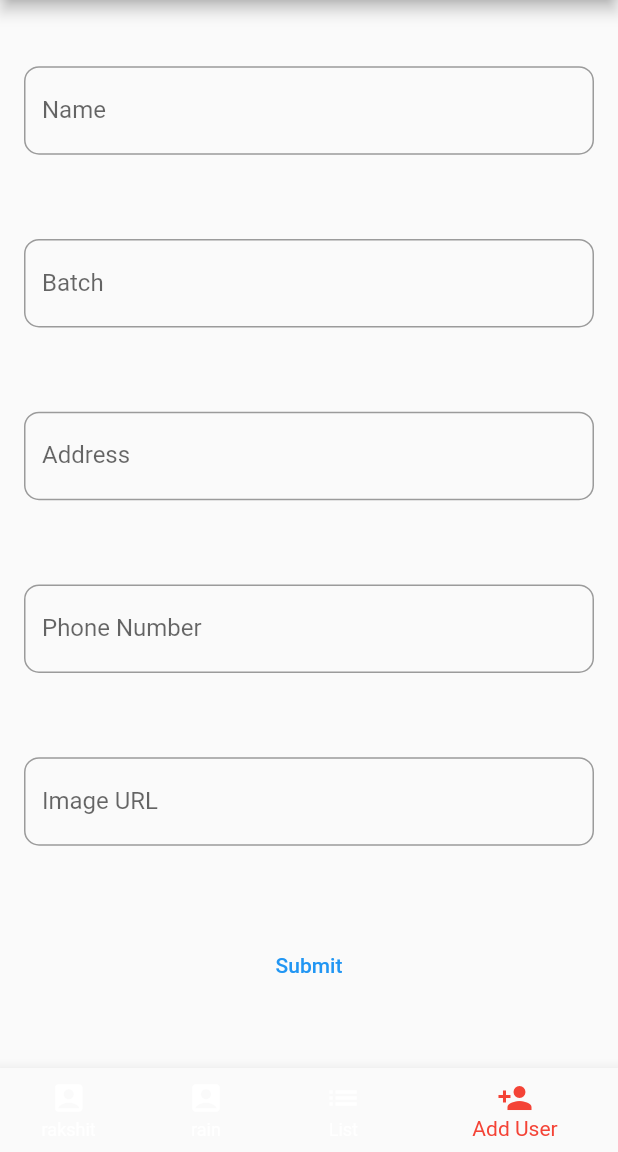
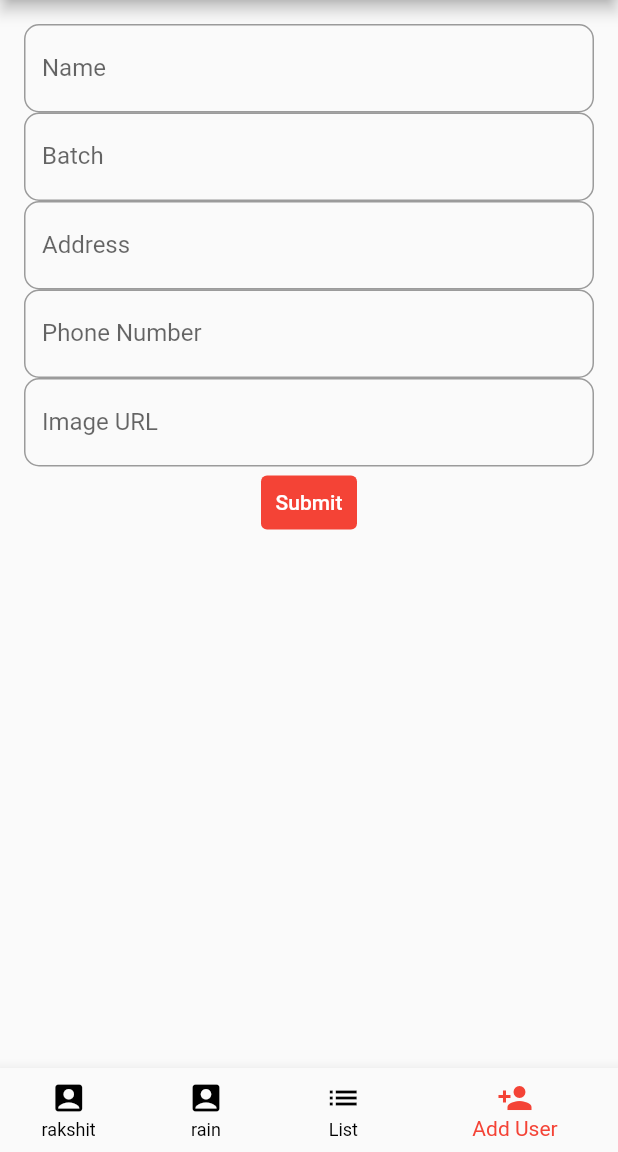
Before and after one commit to ra-jain/idcardflutter, a Flutter app: the screen it shows after launch, swiped to page 4, on a phone screen of 412 x 824 dp, the part 84-1236 px from its top. Run offline on Flutter 3.47's test engine with Material 2 defaults, Android fonts, the phone set to English and light mode, and no system bars; network calls fail.

Commit message:
added a theme file

```diff
--- a/lib/Widgets/ProfileCreate.dart
+++ b/lib/Widgets/ProfileCreate.dart
@@ -20,7 +20,7 @@ class _ProfileCreateState extends State<ProfileCreate> {
       child: Form(
         key: _formkey,
         child: Column(
-          mainAxisAlignment: MainAxisAlignment.spaceAround,
+          mainAxisAlignment: MainAxisAlignment.start,
           children: <Widget>[
             CustomInput(
               text: 'Name',
--- a/lib/main.dart
+++ b/lib/main.dart
@@ -33,27 +33,31 @@ class _MainState extends State<Main> {
   Widget build(BuildContext context) {
     return MaterialApp(
       title: 'Idcard',
-      debugShowCheckedModeBanner: false,
+      // debugShowCheckedModeBanner: false,
       theme: ThemeData(
         brightness: Brightness.light,
-        // primarySwatch: MaterialColor,
         primaryColor: Colors.red,
         accentColor: Colors.red,
-        focusColor: Colors.red,
-        buttonColor: Colors.red,
-        appBarTheme: AppBarTheme(color: Colors.red),
-        buttonTheme: ButtonThemeData(buttonColor: Colors.red),
+        textButtonTheme: TextButtonThemeData(
+            style: ButtonStyle(
+          backgroundColor: MaterialStateProperty.all<Color>(Colors.red),
+          foregroundColor: MaterialStateProperty.all<Color>(Colors.white),
+        )),
+        bottomNavigationBarTheme: BottomNavigationBarThemeData(
+            selectedItemColor: Colors.red, unselectedItemColor: Colors.black),
       ),
       darkTheme: ThemeData(
-          brightness: Brightness.dark,
-          primaryColor: Colors.red,
-          accentColor: Colors.red,
-          focusColor: Colors.red,
-          buttonColor: Colors.red,
-          appBarTheme: AppBarTheme(color: Colors.red),
-          buttonTheme: ButtonThemeData(buttonColor: Colors.red)
-          // appBarTheme: AppBarTheme(color: Colors.red)
-          ),
+        brightness: Brightness.dark,
+        primaryColor: Colors.red,
+        accentColor: Colors.red,
+        textButtonTheme: TextButtonThemeData(
+            style: ButtonStyle(
+          backgroundColor: MaterialStateProperty.all<Color>(Colors.red),
+          foregroundColor: MaterialStateProperty.all<Color>(Colors.white),
+        )),
+        bottomNavigationBarTheme: BottomNavigationBarThemeData(
+            selectedItemColor: Colors.red, unselectedItemColor: Colors.white),
+      ),
       home: Scaffold(
         appBar: AppBar(
           // backgroundColor: Colors.grey[800],
@@ -145,8 +149,8 @@ class _MainState extends State<Main> {
                 ),
                 label: 'Add User'),
           ],
-          selectedItemColor: Colors.red,
-          unselectedItemColor: Colors.white,
+          // selectedItemColor: Colors.red,
+          // unselectedItemColor: Colors.white,
         ),
       ),
     );
```
Also changed, not shown: lib/themes/theme.dart (+18 -0 lines).
